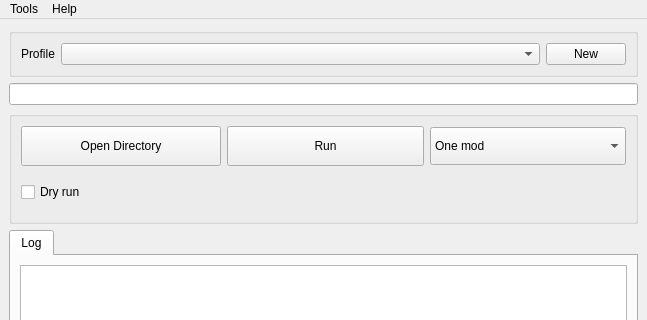
Qt form src/GUI/MainWindow.ui (Guekka/cathedral-assets-optimizer) before a commit; both pictures show x 0 to 647 and y 0 to 320 of the 647 by 756 pixel window.
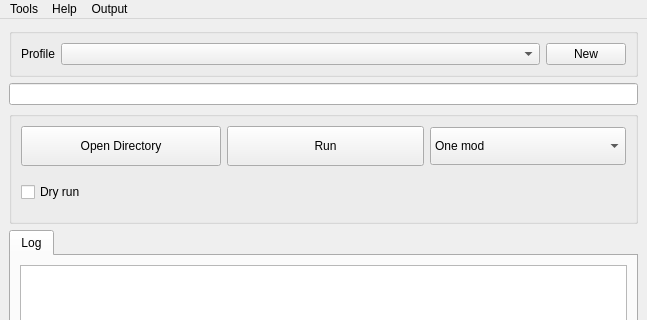
The same form after that commit.

Commit message:
[General] Added a way to set output directory
That's a very nice feature, which will allows to only get the modifed
files. Unmodified files will not get copied to the output directory

Diff of the .ui file:
```diff
--- a/src/GUI/MainWindow.ui
+++ b/src/GUI/MainWindow.ui
@@ -294,8 +294,16 @@
     <addaction name="actionAbout"/>
     <addaction name="actionAbout_Qt"/>
    </widget>
+   <widget class="QMenu" name="menuOutput">
+    <property name="title">
+     <string>Output</string>
+    </property>
+    <addaction name="actionRedirect_output"/>
+    <addaction name="actionSet_output_path"/>
+   </widget>
    <addaction name="menuTools"/>
    <addaction name="menuHelp"/>
+   <addaction name="menuOutput"/>
   </widget>
   <action name="actionEnableDarkTheme">
    <property name="checkable">
```
Left out of the diff: 15 changed lines with no effect on the pictures. The commit also changes 20 other files.
